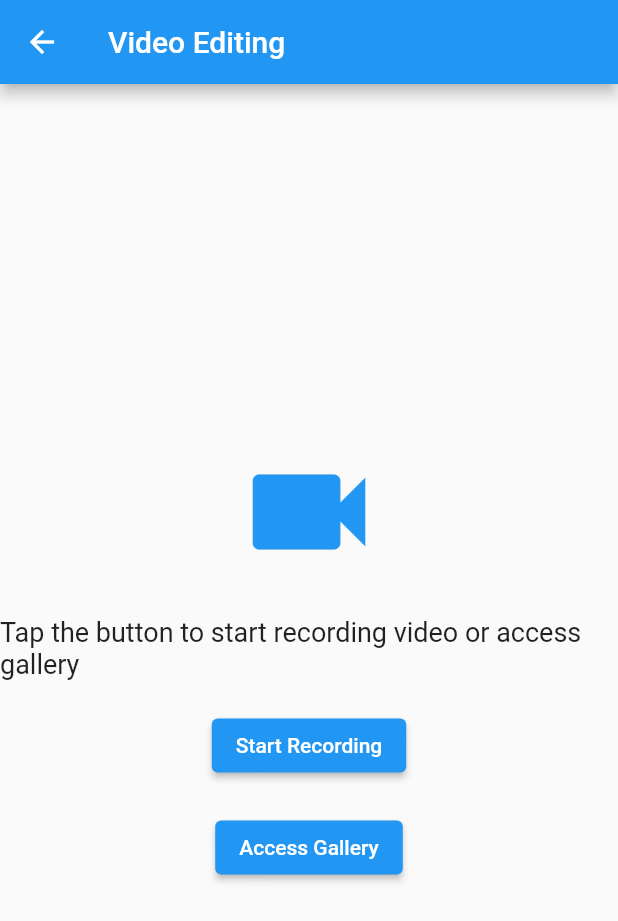
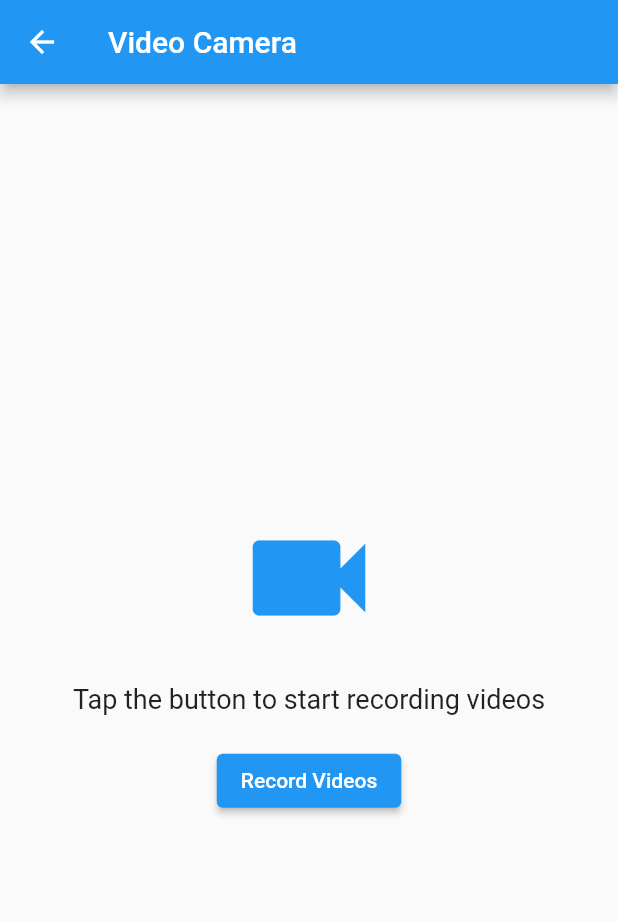
Before and after one commit to alaw-bot/Cloud-Based-Photo-Editing-Mobile-Application, a Flutter app: the ActionPage screen opened directly, after a tap on "Record Videos", on a phone screen of 412 x 824 dp. Shown: the top 921 px of the screen. Run offline on Flutter 3.47's test engine with Material 2 defaults, Android fonts, the phone set to English and light mode, and no system bars; our stand-ins replace camera, image_picker.

Commit message:
corrected the buttons

```diff
--- a/lib/ActionPage.dart
+++ b/lib/ActionPage.dart
@@ -1,5 +1,5 @@
 import 'package:flutter/material.dart';
-import 'video_recording_page.dart'; // Import VideoRecordingPage
+import 'videoediting.dart'; // Import VideoRecordingPage
 
 class ActionPage extends StatelessWidget {
   @override
--- a/lib/main.dart
+++ b/lib/main.dart
@@ -71,28 +71,28 @@ class ActionPage extends StatelessWidget {
           children: [
             ElevatedButton(
               onPressed: () {
-                // Add code to navigate to the Video Recording Page
+                // Add code to navigate to the Photo Camera Page
                 Navigator.push(
                   context,
                   MaterialPageRoute(
-                    builder: (context) => VideoRecordingPage(),
+                    builder: (context) => PhotoCameraPage(),
+                  ),
+                );
+              },
+              child: Text('Take Photos'),
+            ),
+            SizedBox(height: 20.0),
+            ElevatedButton(
+              onPressed: () {
+                // Add code to navigate to the Video Camera Page
+                Navigator.push(
+                  context,
+                  MaterialPageRoute(
+                    builder: (context) => VideoCameraPage(),
                   ),
                 );
               },
               child: Text('Record Videos'),
-            ),
-            SizedBox(height: 20.0),
-            ElevatedButton(
-              onPressed: () {
-                // Add code to navigate to the Gallery Page
-                Navigator.push(
-                  context,
-                  MaterialPageRoute(
-                    builder: (context) => GalleryPage(),
-                  ),
-                );
-              },
-              child: Text('Select Photos'),
             ),
           ],
         ),
@@ -101,12 +101,49 @@ class ActionPage extends StatelessWidget {
   }
 }
 
-class VideoRecordingPage extends StatelessWidget {
+class PhotoCameraPage extends StatelessWidget {
   @override
   Widget build(BuildContext context) {
+    // Add camera access code for taking photos here
     return Scaffold(
       appBar: AppBar(
-        title: Text('Video Editing'),
+        title: Text('Photo Camera'),
+      ),
+      body: Center(
+        child: Column(
+          mainAxisAlignment: MainAxisAlignment.center,
+          children: [
+            Icon(
+              Icons.camera_alt,
+              size: 100.0,
+              color: Colors.blue,
+            ),
+            SizedBox(height: 20.0),
+            Text(
+              'Tap the button to take photos',
+              style: TextStyle(fontSize: 18.0),
+            ),
+            SizedBox(height: 20.0),
+            ElevatedButton(
+              onPressed: () {
+                // Add code to access the camera for taking photos
+              },
+              child: Text('Take Photos'),
+            ),
+          ],
+        ),
+      ),
+    );
+  }
+}
+
+class VideoCameraPage extends StatelessWidget {
+  @override
+  Widget build(BuildContext context) {
+    // Add camera access code for recording videos here
+    return Scaffold(
+      appBar: AppBar(
+        title: Text('Video Camera'),
       ),
       body: Center(
         child: Column(
@@ -119,87 +156,19 @@ class VideoRecordingPage extends StatelessWidget {
             ),
             SizedBox(height: 20.0),
             Text(
-              'Tap the button to start recording video or access gallery',
+              'Tap the button to start recording videos',
               style: TextStyle(fontSize: 18.0),
             ),
             SizedBox(height: 20.0),
             ElevatedButton(
               onPressed: () {
-                // Add code to start video recording
+                // Add code to access the camera for recording videos
               },
-              child: Text('Start Recording'),
-            ),
-            SizedBox(height: 20.0),
-            ElevatedButton(
-              onPressed: () {
-                // Add code to access the gallery
-                _getImageFromGallery(context);
-              },
-              child: Text('Access Gallery'),
+              child: Text('Record Videos'),
             ),
           ],
         ),
       ),
     );
   }
-
-  Future<void> _getImageFromGallery(BuildContext context) async {
-    final picker = ImagePicker();
-    final pickedFile = await picker.getVideo(
-        source: ImageSource.gallery); // Open the gallery to select a video
-
-    if (pickedFile != null) {
-      // Handle the selected video, for example, play or process it
-      // You can navigate to a new page for video editing here
-      print('Video picked: ${pickedFile.path}');
-    }
-  }
 }
-
-class GalleryPage extends StatelessWidget {
-  @override
-  Widget build(BuildContext context) {
-    return Scaffold(
-      appBar: AppBar(
-        title: Text('Gallery Page'),
-      ),
-      body: Center(
-        child: Column(
-          mainAxisAlignment: MainAxisAlignment.center,
-          children: [
-            Icon(
-              Icons.photo,
-              size: 100.0,
-              color: Colors.green,
-            ),
-            SizedBox(height: 20.0),
-            Text(
-              'Select photos from your gallery',
-              style: TextStyle(fontSize: 18.0),
-            ),
-            SizedBox(height: 20.0),
-            ElevatedButton(
-              onPressed: () {
-                // Add code to access the gallery for selecting photos
-                _getImageFromGallery(context);
-              },
-              child: Text('Select Photos'),
-            ),
-          ],
-        ),
-      ),
-    );
-  }
-
-  Future<void> _getImageFromGallery(BuildContext context) async {
-    final picker = ImagePicker();
-    final pickedFile = await picker.getImage(
-        source: ImageSource.gallery); // Open the gallery to select photos
-
-    if (pickedFile != null) {
-      // Handle the selected photos, for example, display or process them
-      // You can navigate to a new page for photo editing here
-      print('Photos picked: ${pickedFile.path}');
-    }
-  }
-}
```
